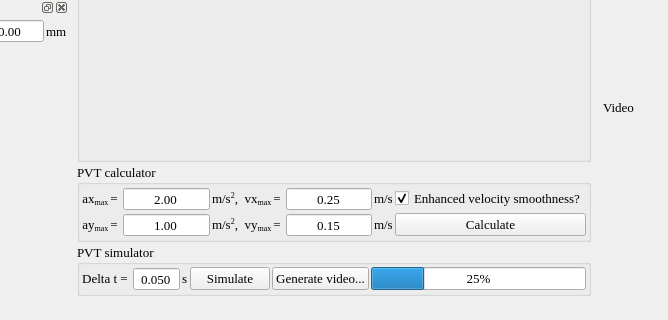
Above: cpp/pvtapp/pvtapp.ui from TWANG006/pvt-scheduler before the change; both pictures show x 281 to 949 and y 566 to 886 of the 1230 by 886 pixel window. Below: the same form after it.
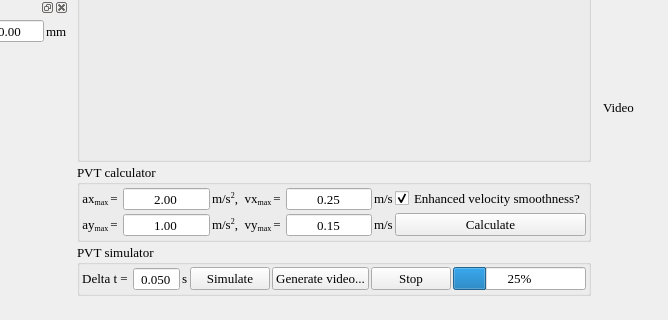
That is the form after the change. Icons and pictures are not drawn. Custom widgets are drawn as their Qt base class.

Commit message: added stop to the vid gen

```diff
--- a/cpp/pvtapp/pvtapp.ui
+++ b/cpp/pvtapp/pvtapp.ui
@@ -334,7 +334,7 @@
       <property name="title">
        <string>PVT simulator</string>
       </property>
-      <layout class="QHBoxLayout" name="pvt_sim_horizontalLayout" stretch="0,1,0,1,1,10">
+      <layout class="QHBoxLayout" name="pvt_sim_horizontalLayout" stretch="0,1,0,1,1,0,10">
        <property name="spacing">
         <number>2</number>
        </property>
@@ -436,6 +436,13 @@
          </property>
         </widget>
        </item>
+       <item>
+        <widget class="QPushButton" name="stop_gen_vid_button">
+         <property name="text">
+          <string>Stop</string>
+         </property>
+        </widget>
+       </item>
        <item>
         <widget class="QProgressBar" name="video_progressBar">
          <property name="font">
```
The commit also changes 4 other files.
